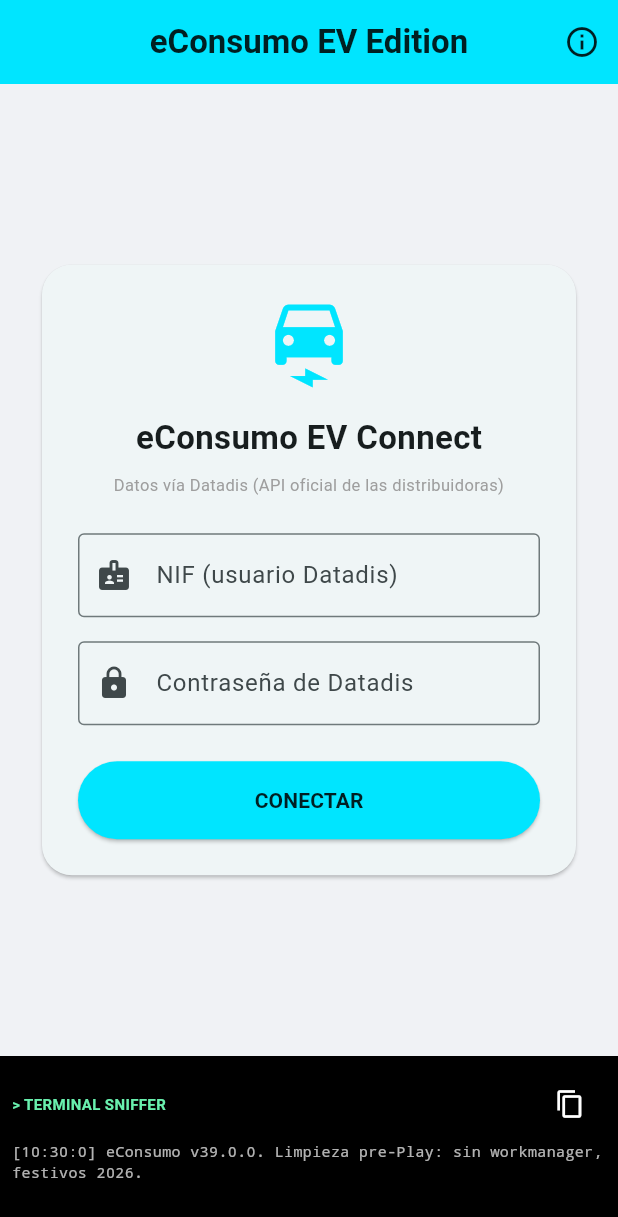
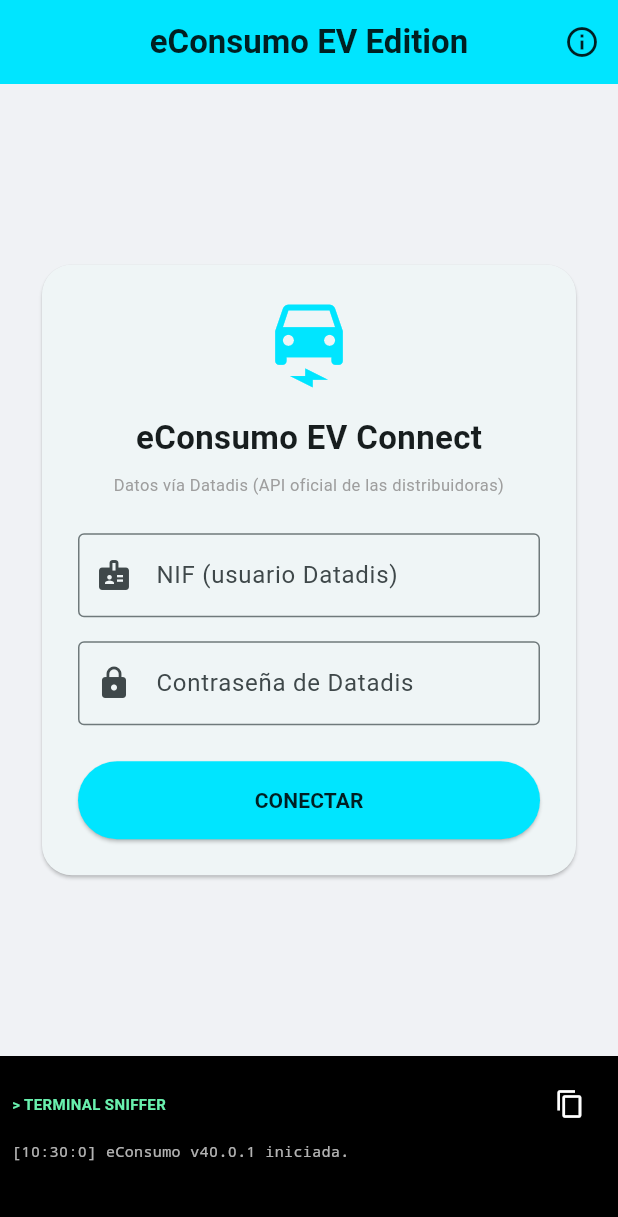
Before and after one commit to txurtxil/econsumo, a Flutter app: the screen it shows after launch, on a phone screen of 412 x 824 dp. Shown: the top 1217 px of the screen. Run offline on Flutter 3.47's test engine with Material 3 defaults, Android fonts, the phone set to English and light mode, and no system bars; our stand-ins replace fl_chart, flutter_secure_storage, shared_preferences.

Commit message:
v40.0.1: kAppVersion sincronizada y mensaje de arranque neutro

```diff
--- a/lib/main.dart
+++ b/lib/main.dart
@@ -8,7 +8,7 @@
 import 'dart:convert';
 import 'dart:async';
 
-const String kAppVersion = '39.0.0';
+const String kAppVersion = '40.0.1';
 
 // Credenciales de Datadis en almacenamiento seguro (Keystore de Android).
 // Antes iban en SharedPreferences en texto plano (pendiente de seguridad nº1).
@@ -127,7 +127,7 @@
     _email = widget.savedEmail; _pass = widget.savedPass;
     _loadDeviceLogs(); _calcularFechasCiclo(); _cargarEstadoSincronizacion(); _cargarTarifaGuardada();
 
-    _addLog("eConsumo v$kAppVersion. Limpieza pre-Play: sin workmanager, festivos 2026.");
+    _addLog("eConsumo v$kAppVersion iniciada.");
     // Sin sincronización automática: el usuario decide cuándo conectar
     // (botón o tirar para refrescar). WorkManager está cancelado al arrancar.
   }
--- a/pubspec.yaml
+++ b/pubspec.yaml
@@ -16,7 +16,7 @@
 # https://developer.apple.com/library/archive/documentation/General/Reference/InfoPlistKeyReference/Articles/CoreFoundationKeys.html
 # In Windows, build-name is used as the major, minor, and patch parts
 # of the product and file versions while build-number is used as the build suffix.
-version: 40.0.0+400000
+version: 40.0.1+400001
 
 environment:
   sdk: ^3.12.2
```
